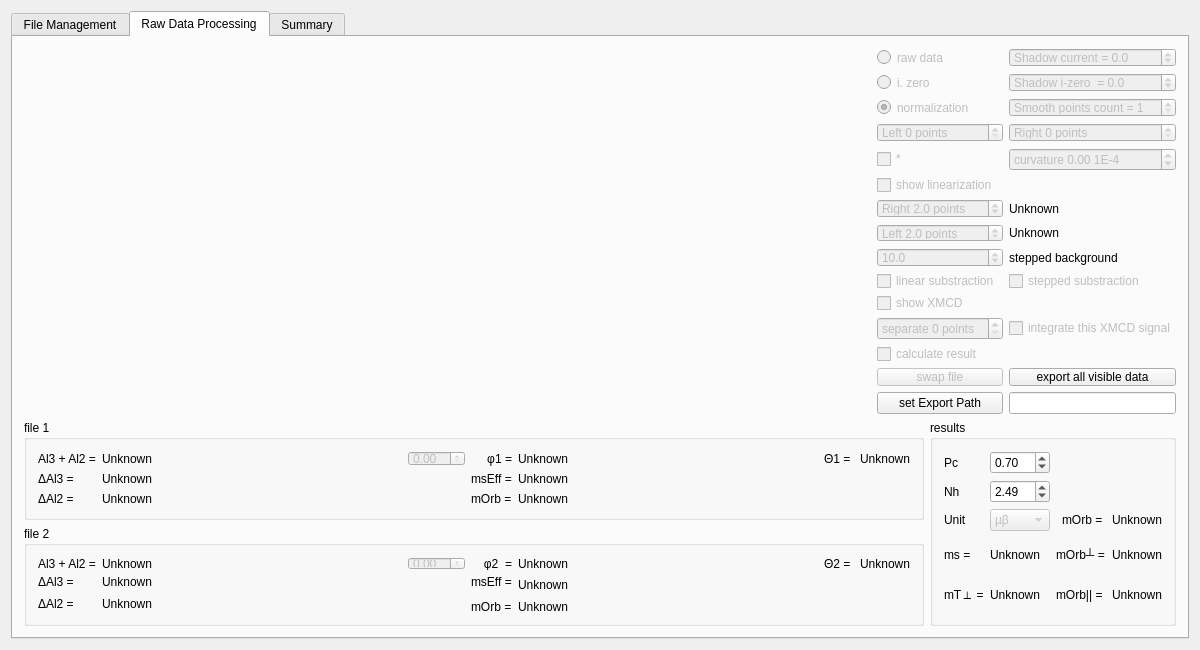
Old version of the form mainwindow.ui in the repository Rezenter/XMCDAnalyser.
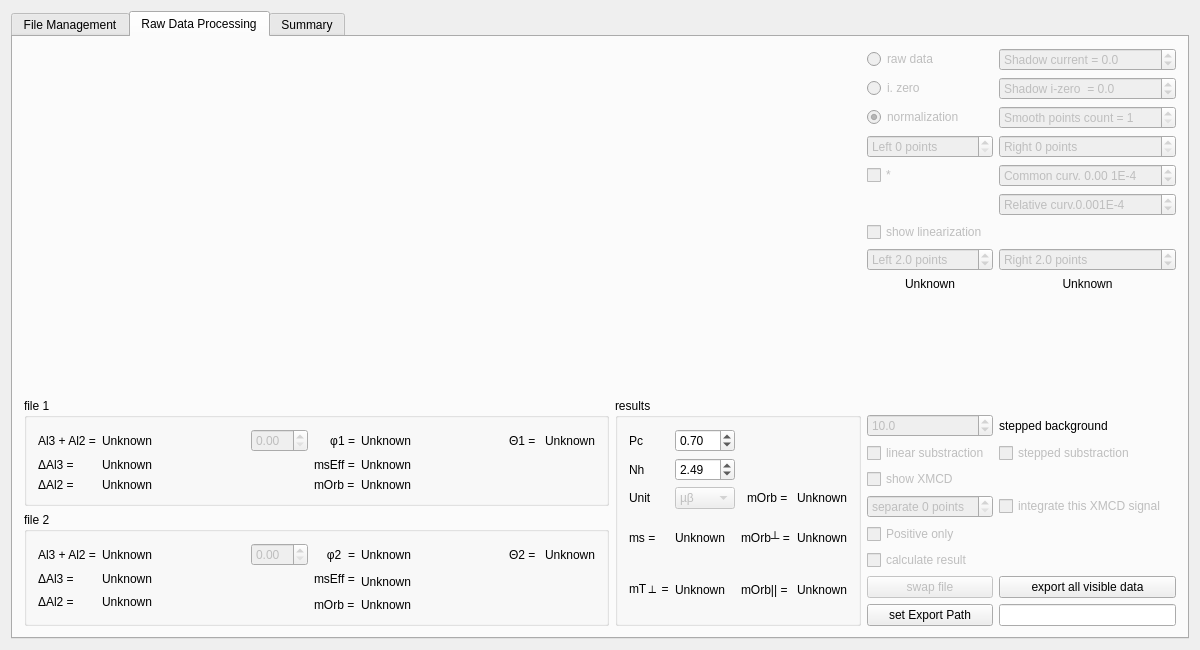
New version of the form.

Patch:
```diff
--- a/mainwindow.ui
+++ b/mainwindow.ui
@@ -248,10 +248,8 @@
        <attribute name="title">
         <string>Raw Data Processing</string>
        </attribute>
-       <layout class="QVBoxLayout" name="verticalLayout_2">
-        <item>
-         <layout class="QHBoxLayout" name="horizontalLayout">
-          <item>
+       <layout class="QGridLayout" name="gridLayout_6">
+        <item row="0" column="0">
            <widget class="QWidget" name="chartWidget" native="true">
             <property name="sizePolicy">
              <sizepolicy hsizetype="Expanding" vsizetype="Expanding">
@@ -276,7 +274,7 @@
             </property>
            </widget>
           </item>
-          <item>
+        <item row="0" column="1" rowspan="2">
            <layout class="QGridLayout" name="gridLayout">
             <item row="0" column="0">
              <widget class="QRadioButton" name="rawBox">
@@ -380,7 +378,7 @@
               </property>
              </widget>
             </item>
-            <item row="15" column="1">
+          <item row="16" column="1">
              <widget class="QPushButton" name="exportButton">
               <property name="sizePolicy">
                <sizepolicy hsizetype="Minimum" vsizetype="Fixed">
@@ -427,7 +425,7 @@
               </property>
              </widget>
             </item>
-            <item row="15" column="0">
+          <item row="16" column="0">
              <widget class="QPushButton" name="swapButton">
               <property name="enabled">
                <bool>false</bool>
@@ -446,7 +444,7 @@
               </property>
              </widget>
             </item>
-            <item row="16" column="1">
+          <item row="17" column="1">
              <widget class="QLineEdit" name="exportLine">
               <property name="sizePolicy">
                <sizepolicy hsizetype="Minimum" vsizetype="Fixed">
@@ -596,65 +594,6 @@
               </property>
              </widget>
             </item>
-            <item row="8" column="1">
-             <widget class="QLabel" name="lkLabel">
-              <property name="enabled">
-               <bool>true</bool>
-              </property>
-              <property name="minimumSize">
-               <size>
-                <width>0</width>
-                <height>15</height>
-               </size>
-              </property>
-              <property name="toolTip">
-               <string>Slope of the right-edge linearisation line.</string>
-              </property>
-              <property name="toolTipDuration">
-               <number>100000</number>
-              </property>
-              <property name="text">
-               <string>Unknown</string>
-              </property>
-             </widget>
-            </item>
-            <item row="7" column="0">
-             <widget class="QDoubleSpinBox" name="rlSpinBox">
-              <property name="enabled">
-               <bool>false</bool>
-              </property>
-              <property name="minimumSize">
-               <size>
-                <width>0</width>
-                <height>15</height>
-               </size>
-              </property>
-              <property name="toolTipDuration">
-               <number>100000</number>
-              </property>
-              <property name="prefix">
-               <string>Right </string>
-              </property>
-              <property name="suffix">
-               <string> points</string>
-              </property>
-              <property name="decimals">
-               <number>1</number>
-              </property>
-              <property name="minimum">
-               <double>1.100000000000000</double>
-              </property>
-              <property name="maximum">
-               <double>20.000000000000000</double>
-              </property>
-              <property name="singleStep">
-               <double>0.100000000000000</double>
-              </property>
-              <property name="value">
-               <double>2.000000000000000</double>
-              </property>
-             </widget>
-            </item>
             <item row="1" column="1">
              <widget class="QDoubleSpinBox" name="zeroShadowSpinBox">
               <property name="enabled">
@@ -745,43 +684,6 @@
               </property>
              </widget>
             </item>
-            <item row="8" column="0">
-             <widget class="QDoubleSpinBox" name="llSpinBox">
-              <property name="enabled">
-               <bool>false</bool>
-              </property>
-              <property name="minimumSize">
-               <size>
-                <width>0</width>
-                <height>15</height>
-               </size>
-              </property>
-              <property name="toolTipDuration">
-               <number>100000</number>
-              </property>
-              <property name="prefix">
-               <string>Left </string>
-              </property>
-              <property name="suffix">
-               <string> points</string>
-              </property>
-              <property name="decimals">
-               <number>1</number>
-              </property>
-              <property name="minimum">
-               <double>1.100000000000000</double>
-              </property>
-              <property name="maximum">
-               <double>20.000000000000000</double>
-              </property>
-              <property name="singleStep">
-               <double>0.100000000000000</double>
-              </property>
-              <property name="value">
-               <double>2.000000000000000</double>
-              </property>
-             </widget>
-            </item>
             <item row="10" column="1">
              <widget class="QCheckBox" name="steppedBackgroundBox">
               <property name="enabled">
@@ -813,28 +715,6 @@
               </property>
              </widget>
             </item>
-            <item row="7" column="1">
-             <widget class="QLabel" name="rkLabel">
-              <property name="enabled">
-               <bool>true</bool>
-              </property>
-              <property name="minimumSize">
-               <size>
-                <width>0</width>
-                <height>15</height>
-               </size>
-              </property>
-              <property name="toolTip">
-               <string>Slope of the left-edge linearisation line.</string>
-              </property>
-              <property name="toolTipDuration">
-               <number>100000</number>
-              </property>
-              <property name="text">
-               <string>Unknown</string>
-              </property>
-             </widget>
-            </item>
             <item row="11" column="0">
              <widget class="QCheckBox" name="diffBox">
               <property name="enabled">
@@ -872,7 +752,7 @@
               </property>
              </widget>
             </item>
-            <item row="16" column="0">
+          <item row="17" column="0">
              <widget class="QPushButton" name="setExportPathButton">
               <property name="text">
                <string>set Export Path</string>
@@ -907,7 +787,7 @@
               </property>
              </widget>
             </item>
-            <item row="13" column="0">
+          <item row="14" column="0">
              <widget class="QCheckBox" name="calculateBox">
               <property name="enabled">
                <bool>false</bool>
@@ -954,7 +834,7 @@
                <bool>false</bool>
               </property>
               <property name="prefix">
-               <string>curvature </string>
+             <string>Common curv. </string>
               </property>
               <property name="suffix">
                <string> 1E-4</string>
@@ -986,11 +866,162 @@
               </property>
              </widget>
             </item>
-           </layout>
+          <item row="7" column="0">
+           <widget class="QDoubleSpinBox" name="llSpinBox">
+            <property name="enabled">
+             <bool>false</bool>
+            </property>
+            <property name="minimumSize">
+             <size>
+              <width>0</width>
+              <height>15</height>
+             </size>
+            </property>
+            <property name="toolTipDuration">
+             <number>100000</number>
+            </property>
+            <property name="prefix">
+             <string>Left </string>
+            </property>
+            <property name="suffix">
+             <string> points</string>
+            </property>
+            <property name="decimals">
+             <number>1</number>
+            </property>
+            <property name="minimum">
+             <double>1.100000000000000</double>
+            </property>
+            <property name="maximum">
+             <double>20.000000000000000</double>
+            </property>
+            <property name="singleStep">
+             <double>0.100000000000000</double>
+            </property>
+            <property name="value">
+             <double>2.000000000000000</double>
+            </property>
+           </widget>
           </item>
+          <item row="7" column="1">
+           <widget class="QDoubleSpinBox" name="rlSpinBox">
+            <property name="enabled">
+             <bool>false</bool>
+            </property>
+            <property name="minimumSize">
+             <size>
+              <width>0</width>
+              <height>15</height>
+             </size>
+            </property>
+            <property name="toolTipDuration">
+             <number>100000</number>
+            </property>
+            <property name="prefix">
+             <string>Right </string>
+            </property>
+            <property name="suffix">
+             <string> points</string>
+            </property>
+            <property name="decimals">
+             <number>1</number>
+            </property>
+            <property name="minimum">
+             <double>1.100000000000000</double>
+            </property>
+            <property name="maximum">
+             <double>20.000000000000000</double>
+            </property>
+            <property name="singleStep">
+             <double>0.100000000000000</double>
+            </property>
+            <property name="value">
+             <double>2.000000000000000</double>
+            </property>
+           </widget>
+          </item>
+          <item row="8" column="1">
+           <widget class="QLabel" name="rkLabel">
+            <property name="enabled">
+             <bool>true</bool>
+            </property>
+            <property name="minimumSize">
+             <size>
+              <width>0</width>
+              <height>15</height>
+             </size>
+            </property>
+            <property name="toolTip">
+             <string>Slope of the left-edge linearisation line.</string>
+            </property>
+            <property name="toolTipDuration">
+             <number>100000</number>
+            </property>
+            <property name="text">
+             <string>Unknown</string>
+            </property>
+            <property name="alignment">
+             <set>Qt::AlignHCenter|Qt::AlignTop</set>
+            </property>
+           </widget>
+          </item>
+          <item row="8" column="0">
+           <widget class="QLabel" name="lkLabel">
+            <property name="enabled">
+             <bool>true</bool>
+            </property>
+            <property name="minimumSize">
+             <size>
+              <width>0</width>
+              <height>15</height>
+             </size>
+            </property>
+            <property name="toolTip">
+             <string>Slope of the right-edge linearisation line.</string>
+            </property>
+            <property name="toolTipDuration">
+             <number>100000</number>
+            </property>
+            <property name="text">
+             <string>Unknown</string>
+            </property>
+            <property name="alignment">
+             <set>Qt::AlignHCenter|Qt::AlignTop</set>
+            </property>
+           </widget>
+          </item>
+          <item row="5" column="1">
+           <widget class="QDoubleSpinBox" name="particularCurvatureSpinBox">
+            <property name="enabled">
+             <bool>false</bool>
+            </property>
+            <property name="prefix">
+             <string>Relative curv.</string>
+            </property>
+            <property name="suffix">
+             <string>1E-4</string>
+            </property>
+            <property name="minimum">
+             <double>-100.000000000000000</double>
+            </property>
+            <property name="singleStep">
+             <double>0.010000000000000</double>
+            </property>
+           </widget>
+          </item>
+          <item row="13" column="0">
+           <widget class="QCheckBox" name="positiveCheckBox">
+            <property name="enabled">
+             <bool>false</bool>
+            </property>
+            <property name="text">
+             <string>Positive only</string>
+            </property>
+           </widget>
+          </item>
          </layout>
         </item>
-        <item>
+        <item row="1" column="0">
          <layout class="QGridLayout" name="gridLayout_4">
           <item row="0" column="0">
            <widget class="QGroupBox" name="groupBox_5">
```
Left out of the diff: 12 changed lines with no effect on the pictures. Lines whose indentation alone changed are shown as unchanged.
